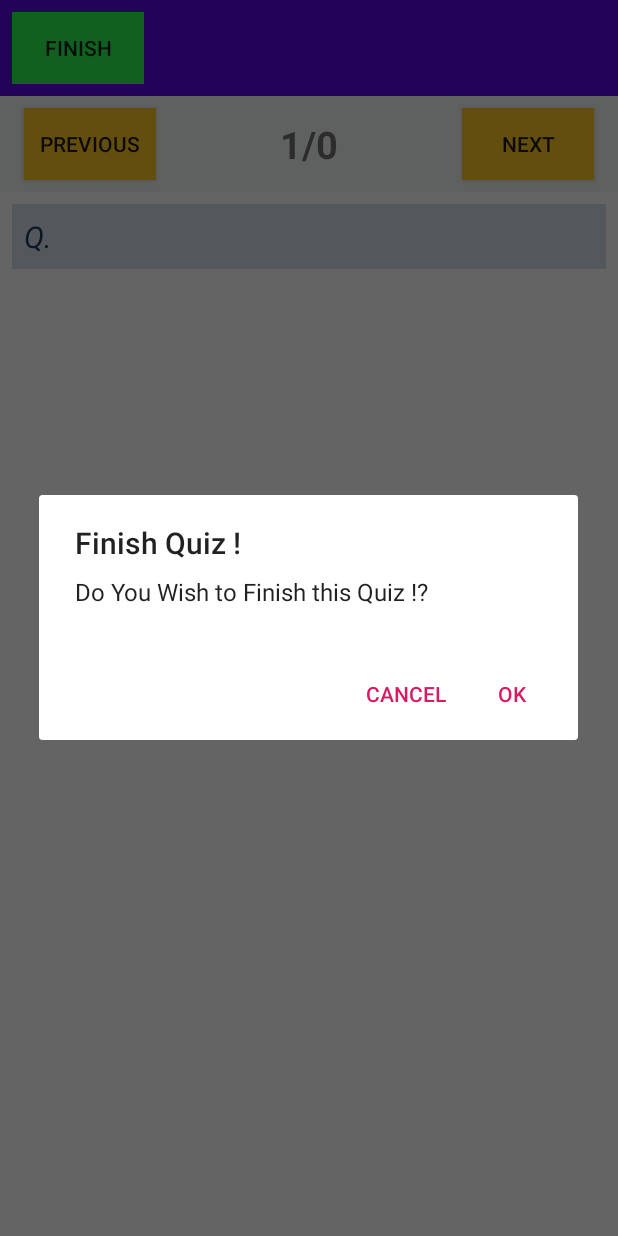
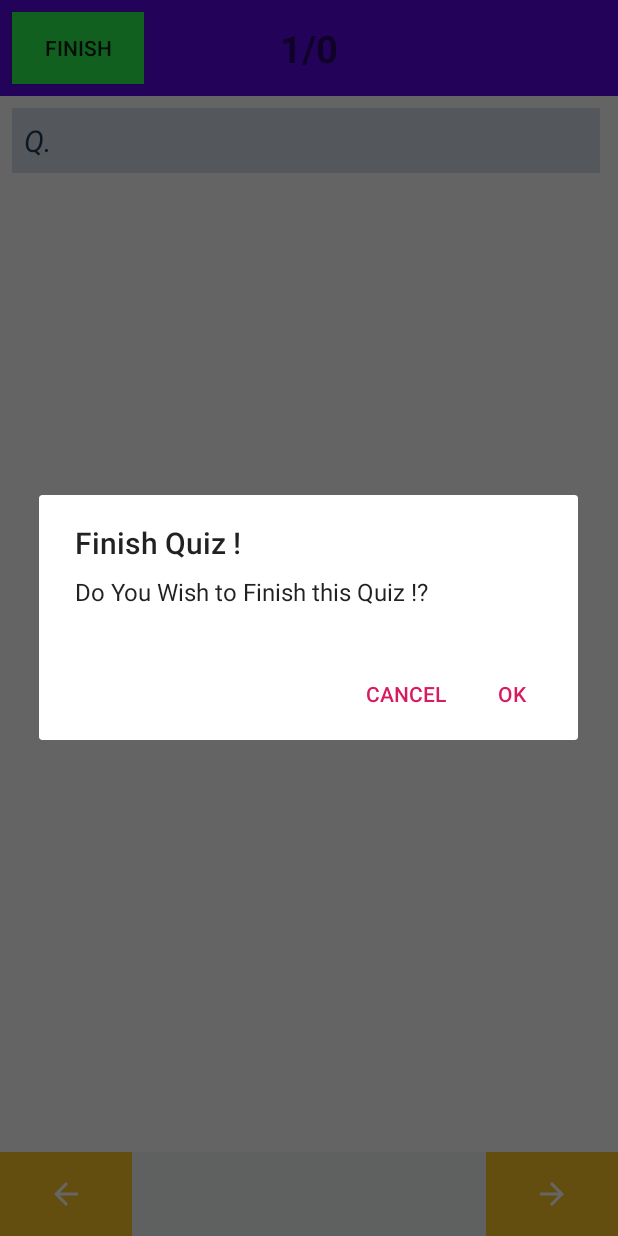
Before and after one commit to sandy13521/Quiz-Generator, an Android app: the HostActivity screen opened directly, with no data from a screen before it, after a tap on "FINISH", on a phone screen of 412 x 824 dp. Run offline under Robolectric (Android 15) with nearby library versions, the phone set to English and light mode, and no system bars; our stand-ins replace Firebase (no records; nobody signed in at launch, a user with empty details on screens opened directly); 2 statements that could not run were skipped.

Commit message:
Updating UI Features

```diff
--- a/app/src/main/java/com/example/quizgenerator/HostActivity.java
+++ b/app/src/main/java/com/example/quizgenerator/HostActivity.java
@@ -7,6 +7,7 @@ import android.os.Bundle;
 import android.os.CountDownTimer;
 import android.view.View;
 import android.widget.Button;
+import android.widget.ImageButton;
 import android.widget.LinearLayout;
 import android.widget.ProgressBar;
 import android.widget.TextView;
@@ -34,8 +35,8 @@ import java.util.Locale;
 public class HostActivity extends AppCompatActivity {
 
     //Declaring UI variables.
-    public Button previousButton;
-    public Button nextButton;
+    public ImageButton previousButton;
+    public ImageButton nextButton;
     public Button finishButton;
     public LinearLayout questionLayout;
     public TextView questionNumber;
@@ -49,7 +50,6 @@ public class HostActivity extends AppCompatActivity {
     public FirebaseUser user;
     public FirebaseDatabase mDatabse;
     public List<Questions> questions;
-    public List<HostedQuestion> hostedQuestions;
     public int[] selectedOptions;
     public Bundle bundle;
     public int curQuestion;
--- /dev/null
+++ b/app/src/main/res/drawable/ic_arrow_back_black_24dp.xml
@@ -0,0 +1,10 @@
+<vector android:height="24dp"
+    android:tint="#FFFFFF"
+    android:viewportHeight="24.0"
+    android:viewportWidth="24.0"
+    android:width="24dp"
+    xmlns:android="http://schemas.android.com/apk/res/android">
+    <path
+        android:fillColor="#FF000000"
+        android:pathData="M20,11H7.83l5.59,-5.59L12,4l-8,8 8,8 1.41,-1.41L7.83,13H20v-2z" />
+</vector>
--- /dev/null
+++ b/app/src/main/res/drawable/ic_arrow_forward_black_24dp.xml
@@ -0,0 +1,10 @@
+<vector android:height="24dp"
+    android:tint="#FFFFFF"
+    android:viewportHeight="24.0"
+    android:viewportWidth="24.0"
+    android:width="24dp"
+    xmlns:android="http://schemas.android.com/apk/res/android">
+    <path
+        android:fillColor="#FF000000"
+        android:pathData="M12,4l-1.41,1.41L16.17,11H4v2h12.17l-5.58,5.59L12,20l8,-8z" />
+</vector>
--- a/app/src/main/res/layout/activity_host.xml
+++ b/app/src/main/res/layout/activity_host.xml
@@ -13,6 +13,7 @@
         android:layout_height="match_parent"
         android:layout_gravity="center"
         android:visibility="gone" />
+
     <RelativeLayout
         android:layout_width="match_parent"
         android:layout_height="wrap_content"
@@ -27,6 +28,15 @@
             android:text="@string/finish" />
 
         <TextView
+            android:id="@+id/question_number"
+            android:layout_width="wrap_content"
+            android:layout_height="wrap_content"
+            android:layout_centerInParent="true"
+            android:layout_gravity="center"
+            android:textSize="25sp"
+            android:textStyle="bold" />
+
+        <TextView
             android:id="@+id/timer"
             android:layout_width="wrap_content"
             android:layout_height="wrap_content"
@@ -39,65 +49,79 @@
             android:textStyle="bold" />
     </RelativeLayout>
 
+    <LinearLayout
+        android:layout_width="match_parent"
+        android:layout_height="0dp"
+        android:layout_weight="1"
+        android:orientation="vertical">
+
+        <ScrollView
+            android:layout_width="match_parent"
+            android:layout_height="0dp"
+            android:layout_weight="1"
+            android:scrollbarStyle="insideInset">
+
+            <TextView
+                android:id="@+id/question"
+                android:layout_width="match_parent"
+                android:layout_height="wrap_content"
+                android:layout_margin="8dp"
+                android:background="#D4DCE7"
+                android:padding="8dp"
+                android:scrollbars="vertical"
+                android:textColor="#1B3A57"
+                android:textSize="20sp"
+                android:textStyle="italic" />
+        </ScrollView>
+
+        <ScrollView
+            android:layout_width="match_parent"
+            android:layout_height="0dp"
+            android:layout_gravity="bottom"
+            android:layout_marginTop="16dp"
+            android:layout_weight="1">
+
+            <LinearLayout
+                android:id="@+id/question_layout"
+                android:layout_width="match_parent"
+                android:layout_height="wrap_content"
+                android:layout_gravity="bottom"
+                android:orientation="vertical" />
+        </ScrollView>
+    </LinearLayout>
+
     <RelativeLayout
         android:layout_width="match_parent"
         android:layout_height="wrap_content"
         android:background="#EFF0F1"
         android:orientation="horizontal">
 
-        <Button
+        <ImageButton
             android:id="@+id/previous_button"
             android:layout_width="wrap_content"
             android:layout_height="wrap_content"
             android:layout_alignParentStart="true"
-            android:layout_marginStart="16dp"
-            android:layout_marginTop="8dp"
-            android:layout_marginBottom="8dp"
+            android:layout_centerHorizontal="true"
             android:background="#F8C427"
-            android:text="@string/previous" />
+            android:contentDescription="@string/previous"
+            android:paddingStart="32dp"
+            android:paddingTop="16dp"
+            android:paddingEnd="32dp"
+            android:paddingBottom="16dp"
+            android:src="@drawable/ic_arrow_back_black_24dp" />
 
-        <TextView
-            android:id="@+id/question_number"
-            android:layout_width="wrap_content"
-            android:layout_height="wrap_content"
-            android:layout_centerInParent="true"
-            android:layout_gravity="center"
-            android:textSize="25sp"
-            android:textStyle="bold" />
-
-        <Button
+        <ImageButton
             android:id="@+id/next_button"
             android:layout_width="wrap_content"
             android:layout_height="wrap_content"
             android:layout_alignParentEnd="true"
-            android:layout_marginTop="8dp"
-            android:layout_marginEnd="16dp"
-            android:layout_marginBottom="8dp"
+            android:layout_centerHorizontal="true"
             android:background="#F8C427"
-            android:text="@string/next" />
-    </RelativeLayout>
-
-    <RelativeLayout
-        android:layout_width="match_parent"
-        android:layout_height="0dp"
-        android:layout_weight="1">
-
-        <TextView
-            android:id="@+id/question"
-            android:layout_width="match_parent"
-            android:layout_height="wrap_content"
-            android:layout_margin="8dp"
-            android:background="#D4DCE7"
-            android:padding="8dp"
-            android:textColor="#1B3A57"
-            android:textSize="20sp"
-            android:textStyle="italic" />
-
-        <LinearLayout
-            android:id="@+id/question_layout"
-            android:layout_width="match_parent"
-            android:layout_height="wrap_content"
-            android:layout_alignParentBottom="true"
-            android:orientation="vertical" />
+            android:contentDescription="@string/next"
+            android:paddingLeft="32dp"
+            android:paddingTop="16dp"
+            android:paddingRight="32dp"
+            android:paddingBottom="16dp"
+            android:src="@drawable/ic_arrow_forward_black_24dp" />
     </RelativeLayout>
 </LinearLayout>
```
Also changed, not shown: app/src/main/java/com/example/quizgenerator/StartActivity.java (+14 -19 lines), app/src/main/res/layout/activity_start.xml (+19 -29 lines).
